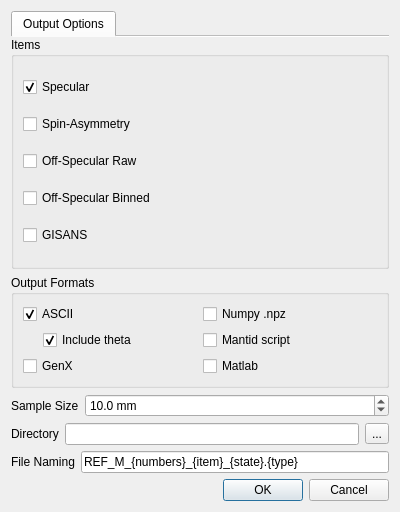
Before: the Qt Designer form designer/ui_reduce_dialog.ui in neutrons/reflectivity_ui, drawn with Qt 5.
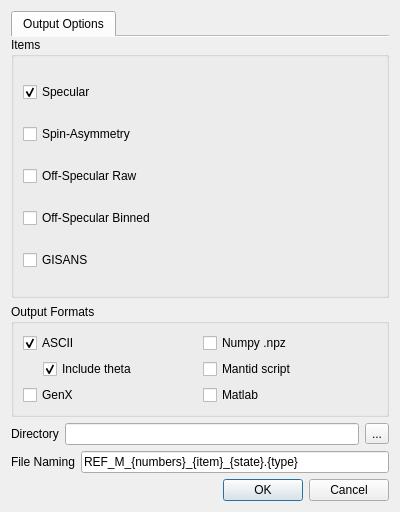
After: the same form once the commit is applied. Icons and pictures are not drawn.

Commit message: Properly use sample size for delta Q

The edit to the form file:
```diff
--- a/designer/ui_reduce_dialog.ui
+++ b/designer/ui_reduce_dialog.ui
@@ -188,58 +188,6 @@
          </layout>
         </widget>
        </item>
-       <item>
-        <layout class="QHBoxLayout" name="horizontalLayout_4">
-         <item>
-          <spacer name="horizontalSpacer">
-           <property name="orientation">
-            <enum>Qt::Horizontal</enum>
-           </property>
-           <property name="sizeType">
-            <enum>QSizePolicy::Minimum</enum>
-           </property>
-           <property name="sizeHint" stdset="0">
-            <size>
-             <width>0</width>
-             <height>0</height>
-            </size>
-           </property>
-          </spacer>
-         </item>
-         <item>
-          <widget class="QLabel" name="label_7">
-           <property name="sizePolicy">
-            <sizepolicy hsizetype="Fixed" vsizetype="Preferred">
-             <horstretch>0</horstretch>
-             <verstretch>0</verstretch>
-            </sizepolicy>
-           </property>
-           <property name="text">
-            <string>Sample Size</string>
-           </property>
-          </widget>
-         </item>
-         <item>
-          <widget class="QDoubleSpinBox" name="sampleSize">
-           <property name="sizePolicy">
-            <sizepolicy hsizetype="Minimum" vsizetype="Fixed">
-             <horstretch>0</horstretch>
-             <verstretch>0</verstretch>
-            </sizepolicy>
-           </property>
-           <property name="suffix">
-            <string> mm</string>
-           </property>
-           <property name="decimals">
-            <number>1</number>
-           </property>
-           <property name="value">
-            <double>10.000000000000000</double>
-           </property>
-          </widget>
-         </item>
-        </layout>
-       </item>
        <item>
         <layout class="QHBoxLayout" name="horizontalLayout_2">
          <item>
```
The commit also changes 11 other files.
